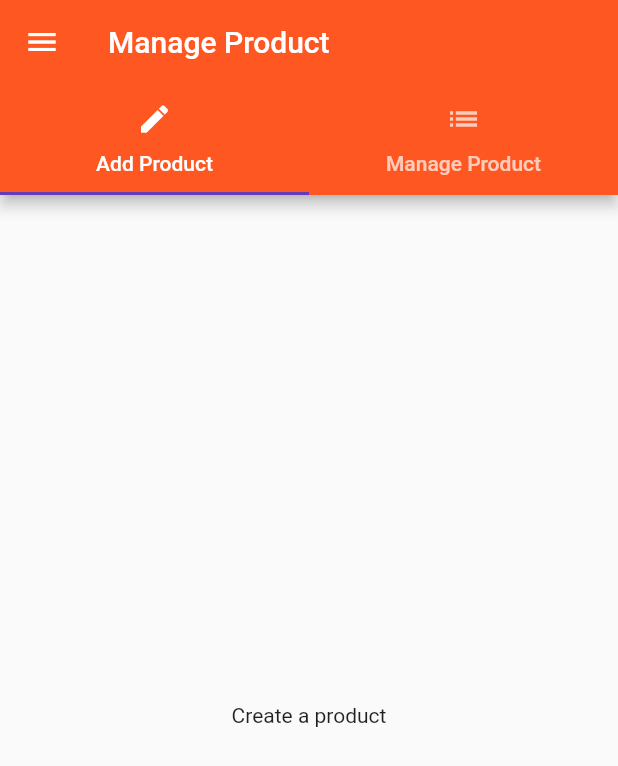
After one commit to MuthuHere/FlutterCourse, a Flutter app: the screen it shows after launch, in the side drawer, after a tap on "Manage Products", on a phone screen of 412 x 824 dp. The commit adds this screen. Shown: the top 766 px of the screen. Run offline on Flutter 3.47's test engine with Material 2 defaults, Android fonts, the phone set to English and light mode, and no system bars.

Commit message:
1. Custom routing implemented

```diff
--- a/lib/main.dart
+++ b/lib/main.dart
@@ -1,8 +1,7 @@
 import 'package:flutter/material.dart';
-import 'package:flutter/rendering.dart';
-import 'package:flutter_app/pages/auth.dart';
+import 'package:flutter_app/details/product_details.dart';
 import 'package:flutter_app/pages/home.dart';
-import 'package:flutter_app/product_manager.dart';
+import 'package:flutter_app/pages/products_admin.dart';
 
 void main() {
 //  debugPaintSizeEnabled = true;
@@ -16,14 +15,55 @@ class MyApp extends StatefulWidget {
 }
 
 class _MyAppState extends State<MyApp> {
+  List<Map<String, String>> _products = [];
+
+  void _addProduct(Map<String, String> product) {
+    setState(() {
+      _products.add(product);
+    });
+  }
+
+  void _deleteProduct(int index) {
+    setState(() {
+      _products.removeAt(index);
+    });
+  }
+
   @override
   Widget build(BuildContext context) {
     return MaterialApp(
-      theme: ThemeData(
-          primarySwatch: Colors.deepOrange,
-          brightness: Brightness.light,
-          accentColor: Colors.deepPurple),
-      home: AuthPage(),
-    );
+        theme: ThemeData(
+            primarySwatch: Colors.deepOrange,
+            brightness: Brightness.light,
+            accentColor: Colors.deepPurple),
+        routes: {
+          '/': (BuildContext context) =>
+              HomePage(_products, _addProduct, _deleteProduct),
+          '/admin': (BuildContext context) => ProductAdminPage(),
+        },
+        onGenerateRoute: (RouteSettings settings) {
+          final List<String> productElement = settings.name.split('/');
+
+          if (productElement[0] != '') {
+            return null;
+          }
+
+          if (productElement[1] == 'product') {
+            final int index = int.parse(productElement[2]);
+
+            return MaterialPageRoute<bool>(
+              builder: (BuildContext context) => ProductDetails(
+                    _products[index]['title'],
+                    _products[index]['image'],
+                  ),
+            );
+          }
+          return null;
+        },
+        onUnknownRoute: (RouteSettings settings) {
+          return MaterialPageRoute(
+              builder: (BuildContext context) =>
+                  HomePage(_products, _addProduct, _deleteProduct));
+        });
   }
 }
--- a/lib/pages/auth.dart
+++ b/lib/pages/auth.dart
@@ -31,11 +31,7 @@ class AuthPage extends StatelessWidget {
                   RaisedButton(
                     child: Text('LOGIN'),
                     onPressed: () {
-                      Navigator.pushReplacement(
-                        context,
-                        MaterialPageRoute(
-                            builder: (BuildContext context) => HomePage()),
-                      );
+                      Navigator.pushReplacementNamed(context, "/");
                     },
                   )
                 ],
--- a/lib/pages/home.dart
+++ b/lib/pages/home.dart
@@ -1,21 +1,41 @@
-
 import 'package:flutter/material.dart';
 import 'package:flutter_app/product_manager.dart';
 
-class HomePage extends StatelessWidget{
+class HomePage extends StatelessWidget {
+  final List<Map<String, String>> products;
+  final Function addProduct;
+  final Function deleteProduct;
+
+  HomePage(this.products, this.addProduct, this.deleteProduct);
 
   @override
   Widget build(BuildContext context) {
-
     return Scaffold(
+        drawer: Drawer(
+          child: Column(
+            children: <Widget>[
+              AppBar(
+                title: Text('Choose'),
+                automaticallyImplyLeading: false,
+              ),
+              ListTile(
+                title: Text(
+                  "Manage Products",
+                ),
+                onTap: () {
+                  Navigator.of(context).pop();
+                  Navigator.pushReplacementNamed(context, '/admin');
+                },
+              )
+            ],
+          ),
+        ),
         appBar: AppBar(
           title: Text(
             "Easy List",
             textAlign: TextAlign.center,
           ),
-
         ),
-        body: ProductManager());
+        body: ProductManager(products, addProduct, deleteProduct));
   }
-
 }
--- /dev/null
+++ b/lib/pages/product_create.dart
@@ -0,0 +1,10 @@
+import 'package:flutter/material.dart';
+
+class ProductCreatePage extends StatelessWidget {
+  @override
+  Widget build(BuildContext context) {
+    return Center(
+      child: Text('Create a product'),
+    );
+  }
+}
--- /dev/null
+++ b/lib/pages/products_admin.dart
@@ -0,0 +1,49 @@
+import 'package:flutter/material.dart';
+import 'package:flutter_app/pages/home.dart';
+import 'package:flutter_app/pages/product_create.dart';
+import 'package:flutter_app/pages/product_list.dart';
+
+class ProductAdminPage extends StatelessWidget {
+  @override
+  Widget build(BuildContext context) {
+    return DefaultTabController(
+      length: 2,
+      child: Scaffold(
+        drawer: Drawer(
+          child: Column(
+            children: <Widget>[
+              AppBar(
+                title: Text('Choose'),
+                automaticallyImplyLeading: false,
+              ),
+              ListTile(
+                title: Text(
+                  "ALL Products",
+                ),
+                onTap: () {
+                  Navigator.of(context).pop();
+                  Navigator.pushReplacementNamed(context, "/");
+                },
+              )
+            ],
+          ),
+        ),
+        appBar: AppBar(
+          title: Text('Manage Product'),
+          bottom: TabBar(tabs: <Widget>[
+            Tab(
+              text: 'Add Product',
+              icon: Icon(Icons.edit),
+            ),
+            Tab(
+              text: 'Manage Product',
+              icon: Icon(Icons.list),
+            )
+          ]),
+        ),
+        body: TabBarView(
+            children: <Widget>[ProductCreatePage(), ProductListPage()]),
+      ),
+    );
+  }
+}
```
Also changed, not shown: lib/details/product_details.dart (+10 -9 lines), lib/pages/product_list.dart (added, +14 -0 lines), lib/product_manager.dart (+7 -39 lines), lib/products.dart (+4 -12 lines).
